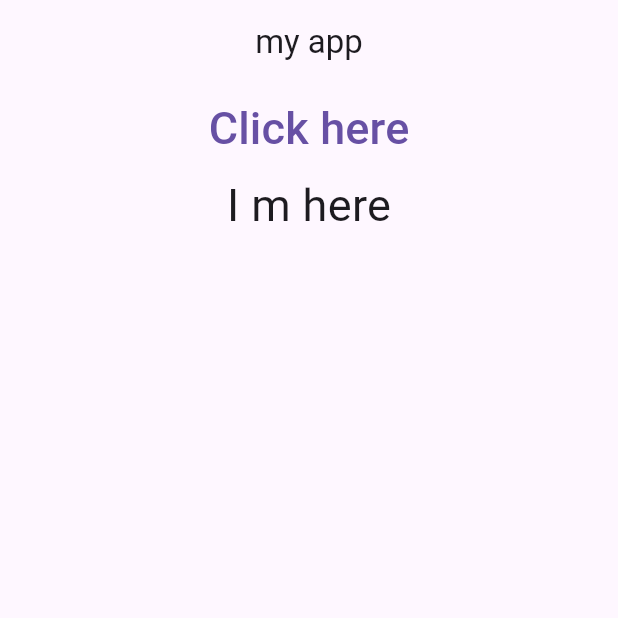
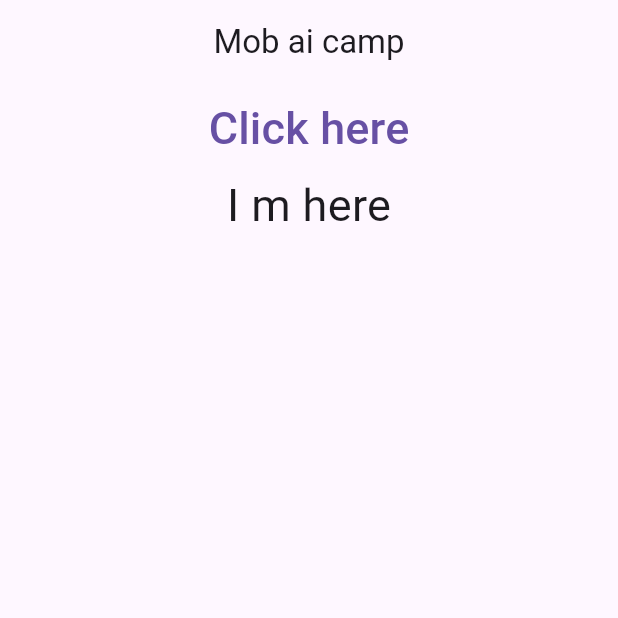
Before and after one commit to hananifetheddine/mobaicamp, a Flutter app: the screen it shows after launch, on a phone screen of 412 x 824 dp, the top half of it. Run offline on Flutter 3.47's test engine with Material 3 defaults, Android fonts, the phone set to English and light mode, and no system bars.

Commit message:
Update myscreen.dart

```diff
--- a/lib/myscreen.dart
+++ b/lib/myscreen.dart
@@ -15,7 +15,7 @@ class _MyScreenState extends State<MyScreen> {
     return SafeArea(
       child: Scaffold(
         appBar: AppBar(
-          title: const Text("my app"),
+          title: const Text("Mob ai camp"),
           centerTitle: true,
         ),
         body: Column(
```
